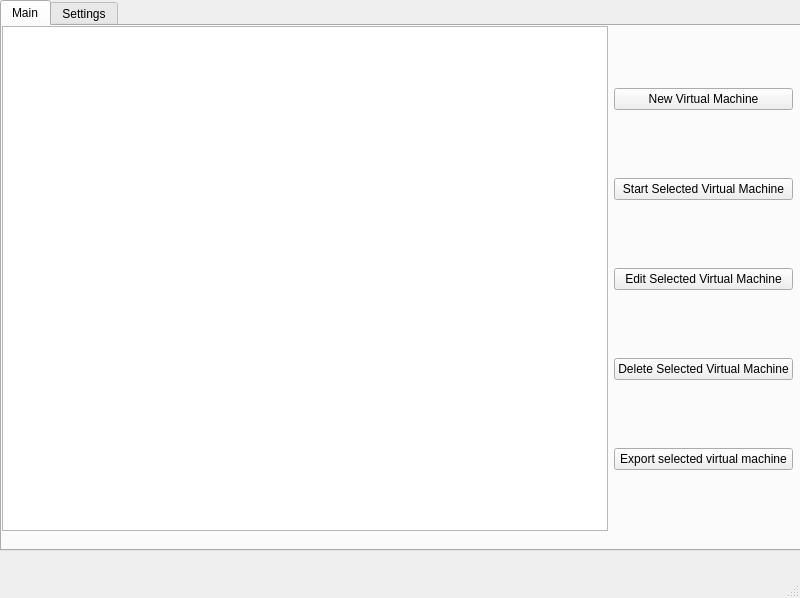
Old version of the form ui/Main.ui in the repository Tech-FZ/EmuGUI.
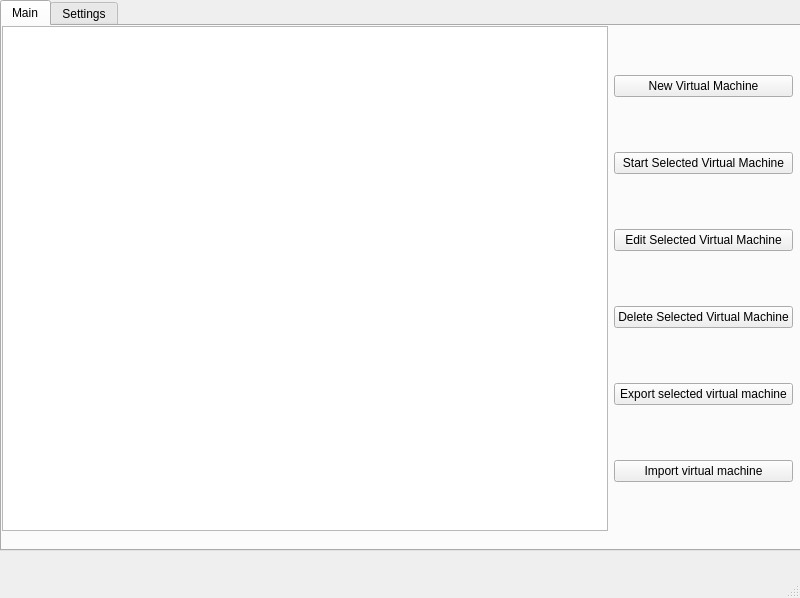
New version of the form.

Commit message: Add import function

What changed in the file:
```diff
--- a/ui/Main.ui
+++ b/ui/Main.ui
@@ -89,6 +89,13 @@
               </property>
              </widget>
             </item>
+            <item>
+             <widget class="QPushButton" name="pushButton_23">
+              <property name="text">
+               <string>Import virtual machine</string>
+              </property>
+             </widget>
+            </item>
            </layout>
           </item>
          </layout>
```
Left out of the diff: 2 changed lines with no effect on the pictures. The commit also changes 7 other files.
